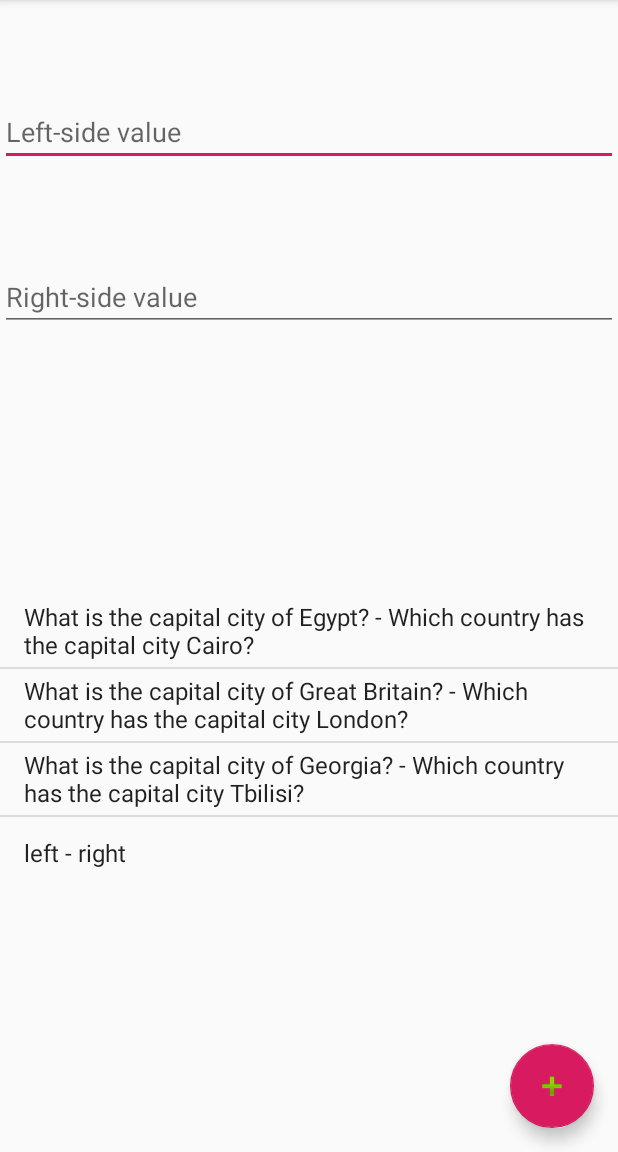
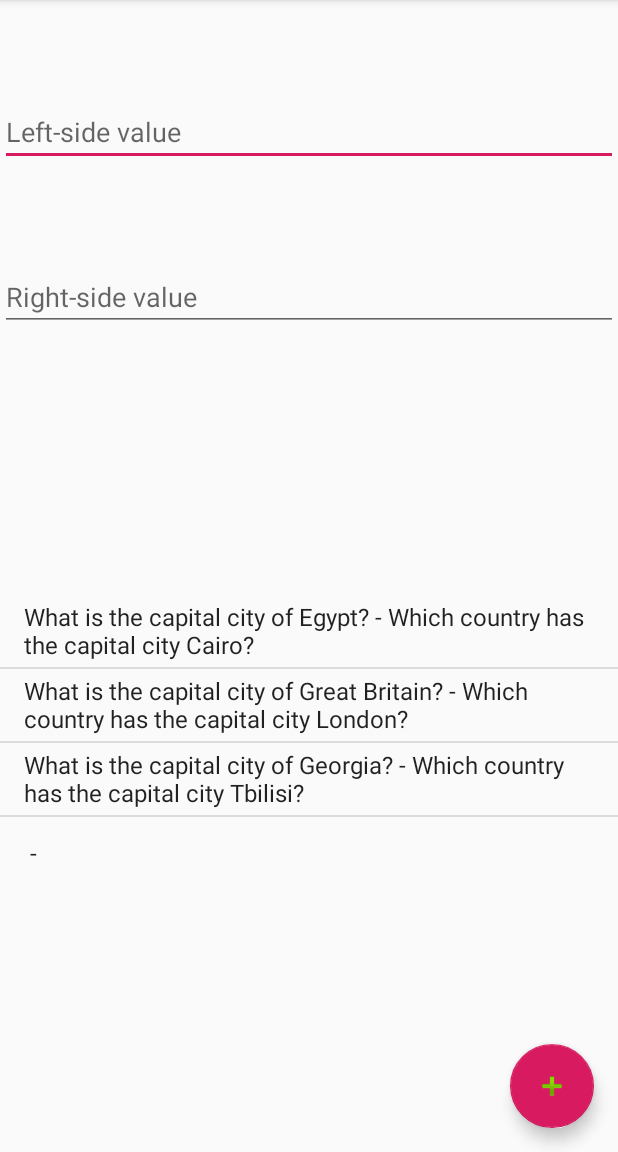
Before and after one commit to robmoore-i/Learnification, an Android app: the screen it shows after launch (MainActivity), after a tap on an icon or button, on a phone screen of 412 x 824 dp, the part 84-1236 px from its top. Run offline under Robolectric (Android 15) with nearby library versions, the phone set to English and light mode, and no system bars.

Commit message:
Create a learning item from the contents of the text fields.

```diff
--- a/app/src/main/java/com/rrm/learnification/AndroidMainActivityView.java
+++ b/app/src/main/java/com/rrm/learnification/AndroidMainActivityView.java
@@ -1,6 +1,7 @@
 package com.rrm.learnification;
 
 import android.support.design.widget.FloatingActionButton;
+import android.widget.EditText;
 import android.widget.ListView;
 
 class AndroidMainActivityView implements MainActivityView {
@@ -22,6 +23,8 @@ class AndroidMainActivityView implements MainActivityView {
 
     @Override
     public LearningItem getTextInput() {
-        return new LearningItem("left", "right");
+        String left = ((EditText) activity.findViewById(R.id.left_input)).getText().toString();
+        String right = ((EditText) activity.findViewById(R.id.right_input)).getText().toString();
+        return new LearningItem(left, right);
     }
 }
```
